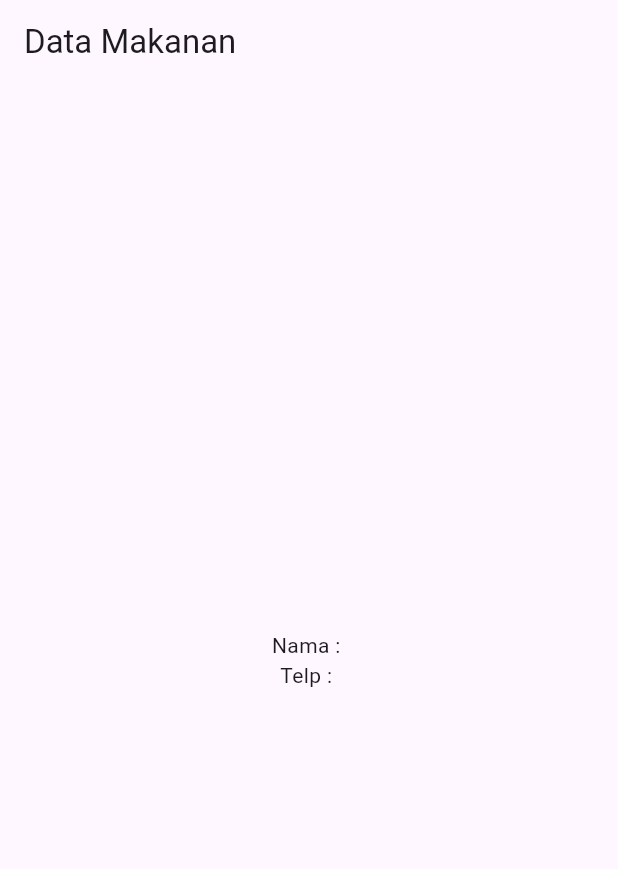
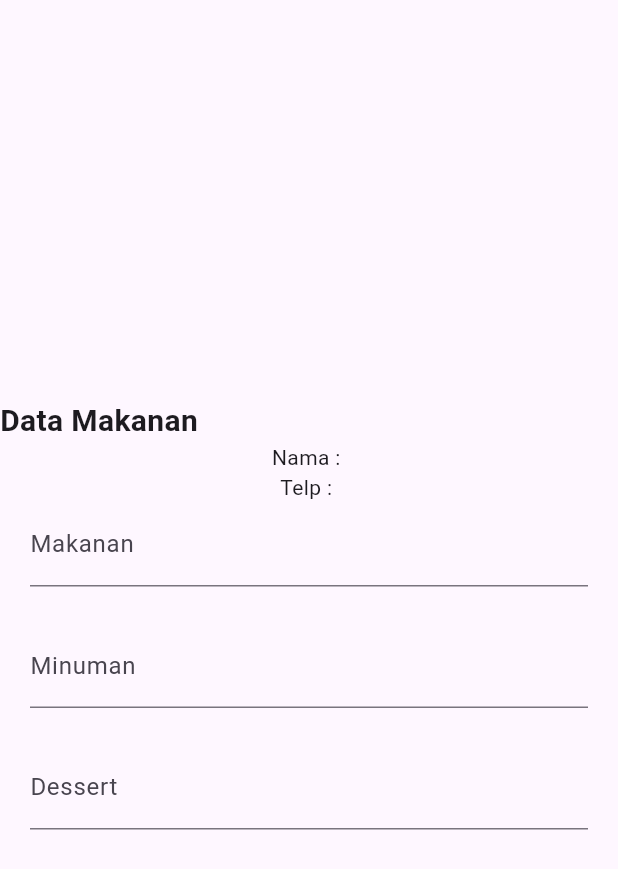
Before and after one commit to Aldayanday1/FaseOne_150, a Flutter app: the screen it shows after launch, after a tap on "Submit", on a phone screen of 412 x 824 dp. Shown: the top 869 px of the screen. Run offline on Flutter 3.47's test engine with Material 3 defaults, Android fonts, the phone set to English and light mode, and no system bars; network calls fail.

Commit message:
Add Variable Makanan & Header Makanan

```diff
--- a/lib/screen/makanan_screen.dart
+++ b/lib/screen/makanan_screen.dart
@@ -1,4 +1,6 @@
 import 'package:flutter/material.dart';
+import 'package:ucp_pam/widgets_makanan/form_makanan.dart';
+import 'package:ucp_pam/widgets_makanan/header_makanan.dart';
 
 class MakananScreen extends StatefulWidget {
   MakananScreen({super.key, required this.nama, required this.notelp});
@@ -17,15 +19,19 @@ class MakananScreen extends StatefulWidget {
 class _MakananScreenState extends State<MakananScreen> {
   @override
   Widget build(BuildContext context) {
+    var makanan = TextEditingController();
+    var minuman = TextEditingController();
+    var dessert = TextEditingController();
+
+    var formKey = GlobalKey<FormState>();
+
     return Scaffold(
-      appBar: AppBar(
-        title: Text("Data Makanan"),
-      ),
       body: Center(
         child: Column(
           mainAxisAlignment: MainAxisAlignment.center,
           crossAxisAlignment: CrossAxisAlignment.start,
           children: [
+            HeaderMakanan(),
             Padding(
               padding: const EdgeInsets.symmetric(horizontal: 20),
               child: Column(
@@ -36,11 +42,12 @@ class _MakananScreenState extends State<MakananScreen> {
                   Text(
                     "Telp : ${widget.notelp}",
                   ),
-                  // FormMakanan(
-                  //     formKey: formKey,
-                  //     etMakanan: etMakanan,
-                  //     etMinuman: etMinuman,
-                  //     etDessert: etDessert)
+                  FormMakanan(
+                    formKey: formKey,
+                    etMakanan: makanan,
+                    etMinuman: minuman,
+                    etDessert: dessert,
+                  )
                 ],
               ),
             ),
--- a/lib/widgets_form/form_data.dart
+++ b/lib/widgets_form/form_data.dart
@@ -1,3 +1,4 @@
+import 'package:flutter/cupertino.dart';
 import 'package:flutter/material.dart';
 import 'package:flutter/widgets.dart';
 
@@ -64,7 +65,7 @@ class _FormWidgetState extends State<FormWidget> {
             ),
           ),
           SizedBox(height: 25),
-          Row(
+          Column(
             children: <Widget>[
               ListTile(
                 title: const Text('Perempuan'),
--- a/lib/widgets_form/header_form.dart
+++ b/lib/widgets_form/header_form.dart
@@ -24,7 +24,7 @@ class HeaderForm extends StatelessWidget {
           padding: const EdgeInsets.only(top: 20),
           child: ClipOval(
             child: Image.network(
-              'https://img.freepik.com/free-vector/leaf-maple-icon-logo-design_474888-2154.jpg?size=338&ext=jpg&ga=GA1.1.1269040533.1710374400&semt=sph',
+              'https://media.designrush.com/articles/463030/conversions/Pepsi_New-details.jpg',
               fit: BoxFit.cover,
               width: 100,
               height: 100,
--- /dev/null
+++ b/lib/widgets_makanan/header_makanan.dart
@@ -0,0 +1,20 @@
+import 'package:flutter/material.dart';
+
+class HeaderMakanan extends StatelessWidget {
+  const HeaderMakanan({super.key});
+
+  @override
+  Widget build(BuildContext context) {
+    return Column(
+      children: [
+        Padding(
+          padding: const EdgeInsets.only(top: 20),
+          child: Text(
+            "Data Makanan",
+            style: TextStyle(fontSize: 20, fontWeight: FontWeight.bold),
+          ),
+        ),
+      ],
+    );
+  }
+}
```
